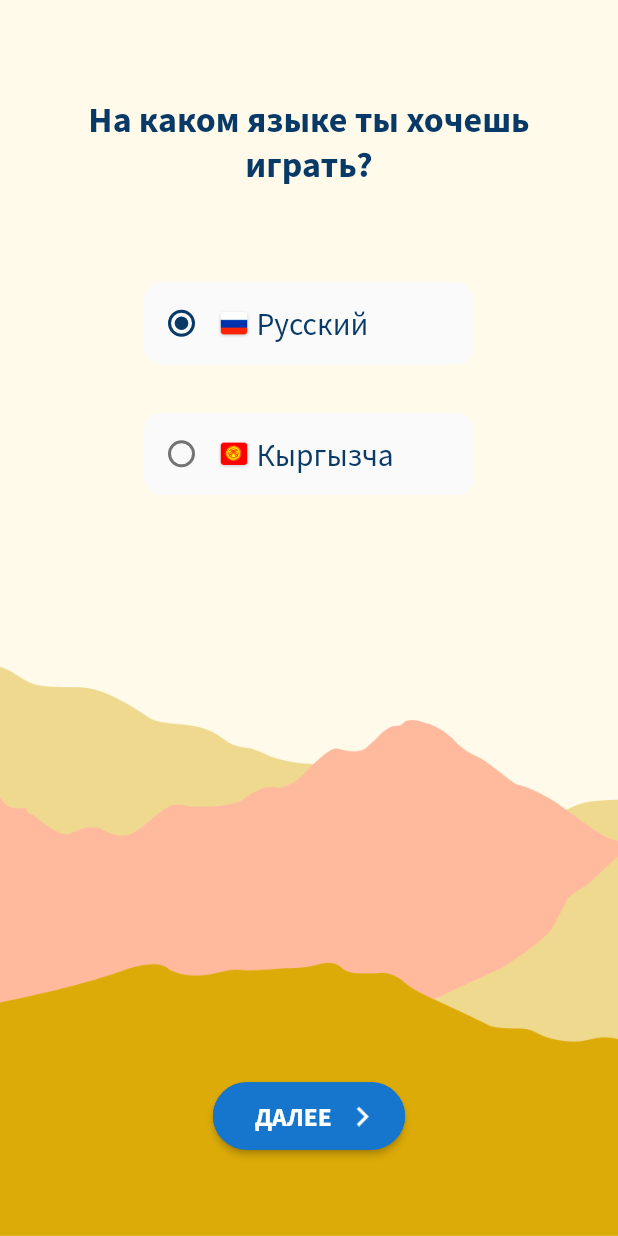
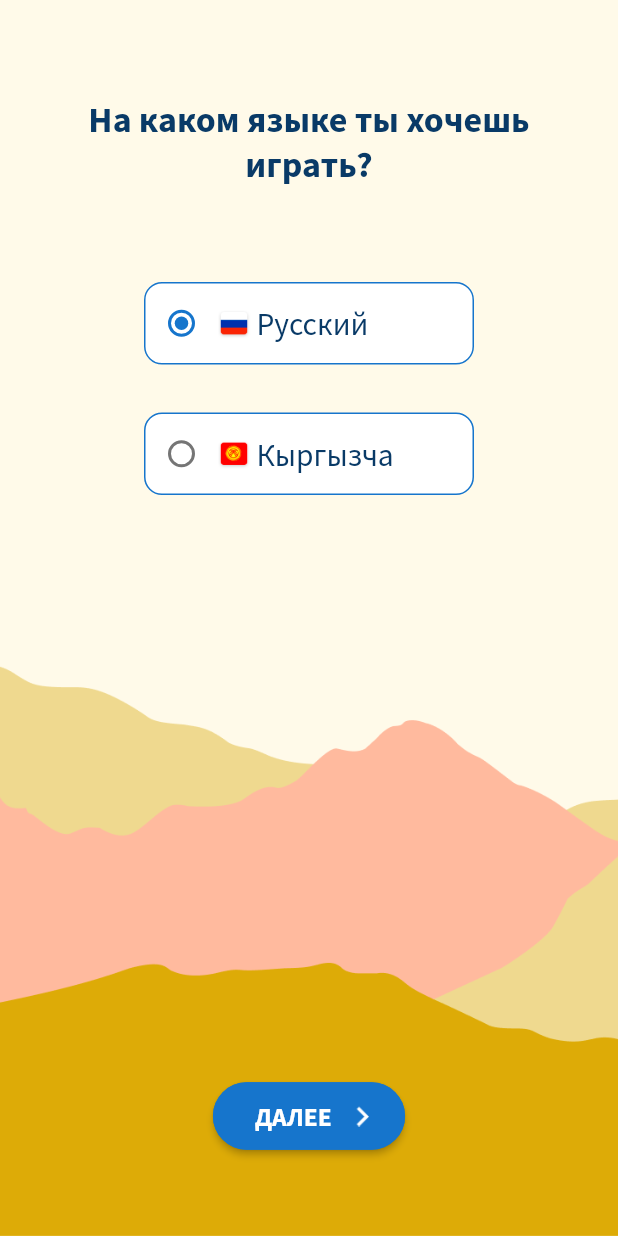
Before and after one commit to Springinbishkek/swallow, a Flutter app: the OnboardingPage screen opened directly, on a phone screen of 412 x 824 dp. Run offline on Flutter 3.47's test engine with Material 2 defaults, Android fonts, the phone set to English and light mode, and no system bars; our stand-ins replace device_info, dio, flutter_dotenv, flutter_html, package_info, shared_preferences and 2 more; missing offline and left inert: flutter_archive; accounts and stored records are empty; statements that could not run were skipped.

Commit message:
change theme

```diff
--- a/lib/views/theme.dart
+++ b/lib/views/theme.dart
@@ -1,14 +1,14 @@
 import 'package:flutter/material.dart';
 
-const Color menuBgColor = Color(0xFFFAFAFA);
+const Color menuBgColor = Color(0xFFFFFFFF);
 const Color appbarBgColor = Color(0xFFFFFDF5);
 const Color scaffoldBgColor = Color(0xFFFFFAE9);
 const Color textColor = Color(0xFF093A67);
 const Color accentColor = Color(0xFF1675CC);
 const Color whiteColor = Color(0xFFFFFFFF);
 const Color boxBorderColor = Color(0xFF1675CC);
-const Color languageBorderColor = menuBgColor;
-const Color loadingTextColor = whiteColor;
+const Color languageBorderColor = boxBorderColor;
+const Color loadingTextColor = textColor;
 const Color errorColor = Color(0xFFD83E58);
 
 const TextStyle titleTextStyle =
--- a/lib/views/ui/l_language_checkbox.dart
+++ b/lib/views/ui/l_language_checkbox.dart
@@ -38,7 +38,7 @@ class _LLanguageCheckboxState extends State<LLanguageCheckbox> {
       child: Row(
         children: <Widget>[
           Radio(
-              activeColor: textColor,
+              activeColor: accentColor,
               value: val,
               groupValue: _radioVal,
               onChanged: (int value) => _onCheckboxTap(value, language)),
--- a/lib/views/ui/l_loading.dart
+++ b/lib/views/ui/l_loading.dart
@@ -20,6 +20,7 @@ class LLoading extends StatelessWidget {
         image: DecorationImage(
           image: AssetImage('assets/backgrounds/loading_background.jpg'),
           fit: BoxFit.cover,
+          alignment: Alignment.bottomLeft,
         ),
       ),
       child: Center(
```
Also changed, not shown: assets/backgrounds/loading_background.jpg.
